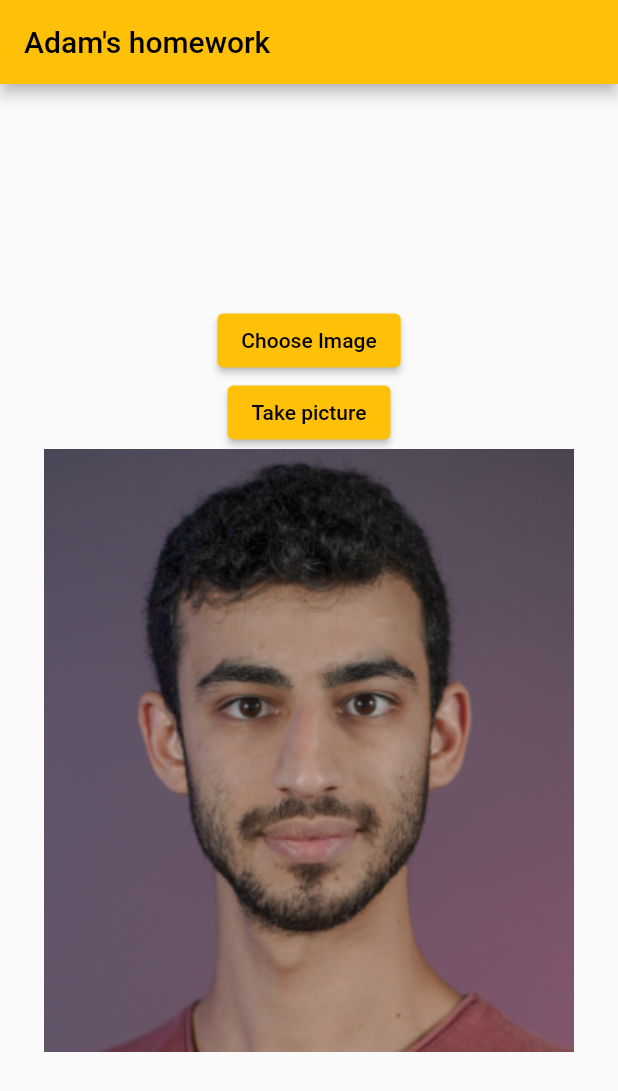
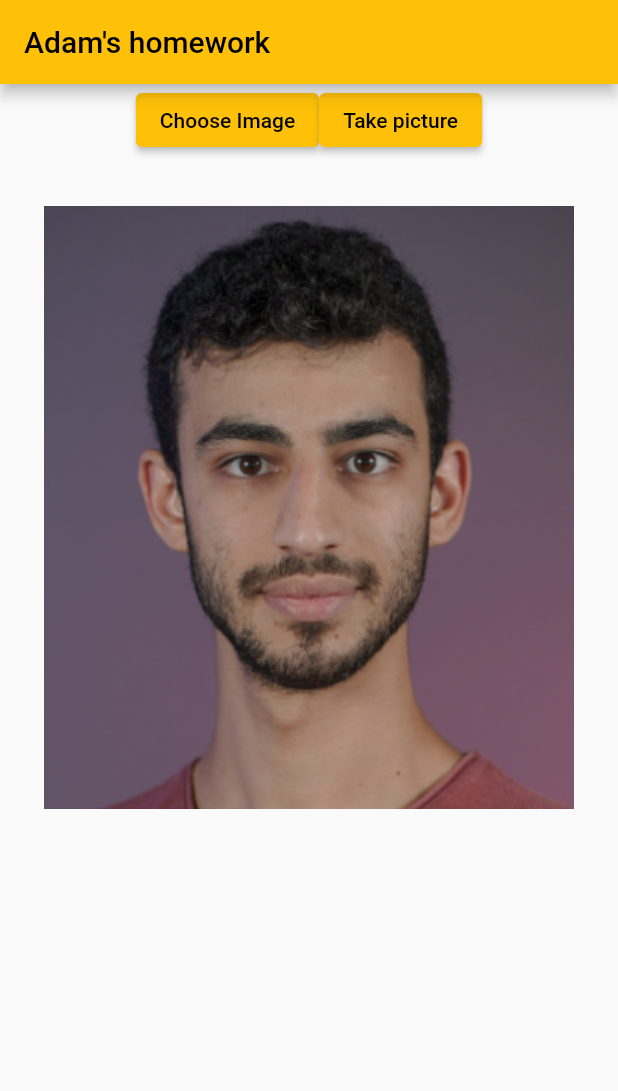
Before and after one commit to adamkatav/LearningFlutter, a Flutter app: the screen it shows after launch, after a tap on "Choose Image", on a phone screen of 412 x 824 dp. Shown: the top 1091 px of the screen. Run offline on Flutter 3.47's test engine with Material 2 defaults, Android fonts, the phone set to English and light mode, and no system bars; our stand-ins replace image_picker.

Commit message:
Changed Column to ListView

```diff
--- a/lib/main.dart
+++ b/lib/main.dart
@@ -16,15 +16,6 @@ class MyApp extends StatelessWidget {
     return MaterialApp(
       title: 'Hello',
       theme: ThemeData(
-        // This is the theme of your application.
-        //
-        // Try running your application with "flutter run". You'll see the
-        // application has a blue toolbar. Then, without quitting the app, try
-        // changing the primarySwatch below to Colors.green and then invoke
-        // "hot reload" (press "r" in the console where you ran "flutter run",
-        // or simply save your changes to "hot reload" in a Flutter IDE).
-        // Notice that the counter didn't reset back to zero; the application
-        // is not restarted.
         primarySwatch: Colors.amber,
       ),
       home: const MyHomePage(title: 'Adam\'s homework'),
@@ -34,16 +25,6 @@ class MyApp extends StatelessWidget {
 
 class MyHomePage extends StatefulWidget {
   const MyHomePage({Key? key, required this.title}) : super(key: key);
-
-  // This widget is the home page of your application. It is stateful, meaning
-  // that it has a State object (defined below) that contains fields that affect
-  // how it looks.
-
-  // This class is the configuration for the state. It holds the values (in this
-  // case the title) provided by the parent (in this case the App widget) and
-  // used by the build method of the State. Fields in a Widget subclass are
-  // always marked "final".
-
   final String title;
 
   @override
@@ -54,46 +35,24 @@ class _MyHomePageState extends State<MyHomePage> {
   Image? _chosenImage;
   @override
   Widget build(BuildContext context) {
-    // This method is rerun every time setState is called, for instance as done
-    // by the _incrementCounter method above.
-    //
-    // The Flutter framework has been optimized to make rerunning build methods
-    // fast, so that you can just rebuild anything that needs updating rather
-    // than having to individually change instances of widgets.
     return Scaffold(
       appBar: AppBar(
-        // Here we take the value from the MyHomePage object that was created by
-        // the App.build method, and use it to set our appbar title.
         title: Text(widget.title),
       ),
       body: Center(
-        // Center is a layout widget. It takes a single child and positions it
-        // in the middle of the parent.
-        child: Column(
-          // Column is also a layout widget. It takes a list of children and
-          // arranges them vertically. By default, it sizes itself to fit its
-          // children horizontally, and tries to be as tall as its parent.
-          //
-          // Invoke "debug painting" (press "p" in the console, choose the
-          // "Toggle Debug Paint" action from the Flutter Inspector in Android
-          // Studio, or the "Toggle Debug Paint" command in Visual Studio Code)
-          // to see the wireframe for each widget.
-          //
-          // Column has various properties to control how it sizes itself and
-          // how it positions its children. Here we use mainAxisAlignment to
-          // center the children vertically; the main axis here is the vertical
-          // axis because Columns are vertical (the cross axis would be
-          // horizontal).
-          mainAxisAlignment: MainAxisAlignment.center,
+        child: ListView(
+          //mainAxisAlignment: MainAxisAlignment.center,
           children: <Widget>[
-            const SizedBox(height: 24),
-            ElevatedButton(
-                onPressed: () => pickImage(ImageSource.gallery),
-                child: const Text('Choose Image')),
-            ElevatedButton(
-                onPressed: () => pickImage(ImageSource.camera),
-                child: const Text('Take picture')),
-            currentImage
+            Row(mainAxisAlignment: MainAxisAlignment.center, children: <Widget>[
+              ElevatedButton(
+                  onPressed: () => chooseImage(ImageSource.gallery),
+                  child: const Text('Choose Image')),
+              ElevatedButton(
+                onPressed: () => chooseImage(ImageSource.camera),
+                child: const Text('Take picture'),
+              )
+            ]),
+            currentImage,
           ],
         ),
       ),
@@ -105,7 +64,7 @@ class _MyHomePageState extends State<MyHomePage> {
     return _chosenImage ?? Image.asset('assets/images/head.png');
   }
 
-  void pickImage(var source) async {
+  void chooseImage(var source) async {
     final ImagePicker _picker = ImagePicker();
     final XFile? image = await _picker.pickImage(source: source);
     if (image != null) {
--- a/pubspec.yaml
+++ b/pubspec.yaml
@@ -31,10 +31,6 @@ dependencies:
     sdk: flutter
   image_picker:
 
-
-  # The following adds the Cupertino Icons font to your application.
-  # Use with the CupertinoIcons class for iOS style icons.
-  cupertino_icons: ^1.0.2
 
 dev_dependencies:
   flutter_test:
```
Also changed, not shown: assets/icon/icon.png (added), pubspec.lock.
